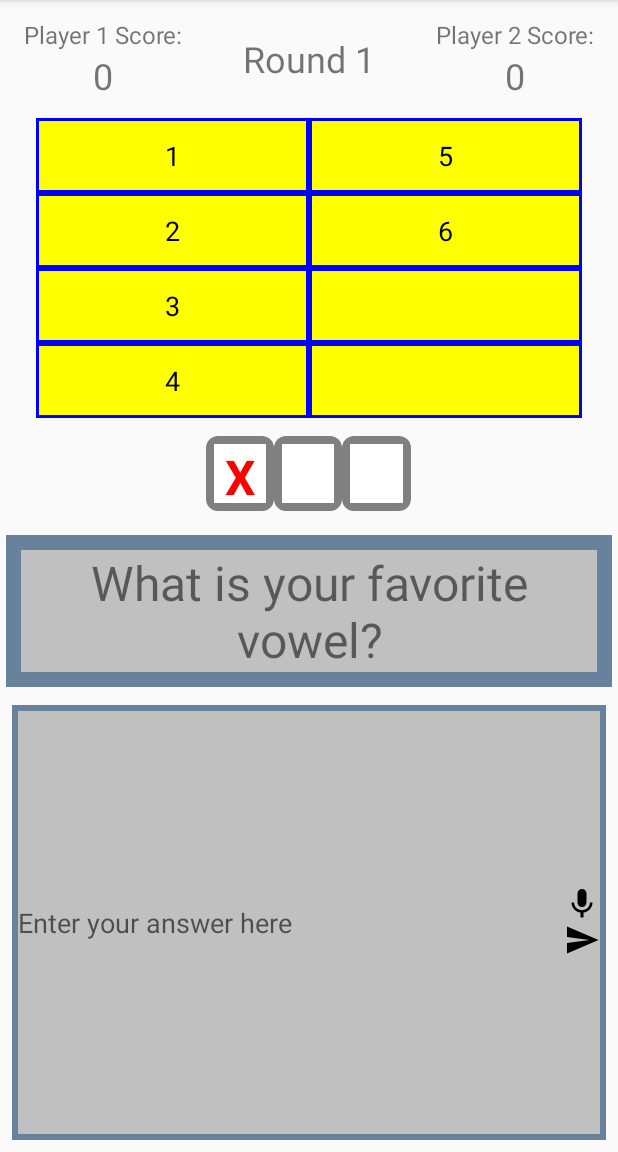
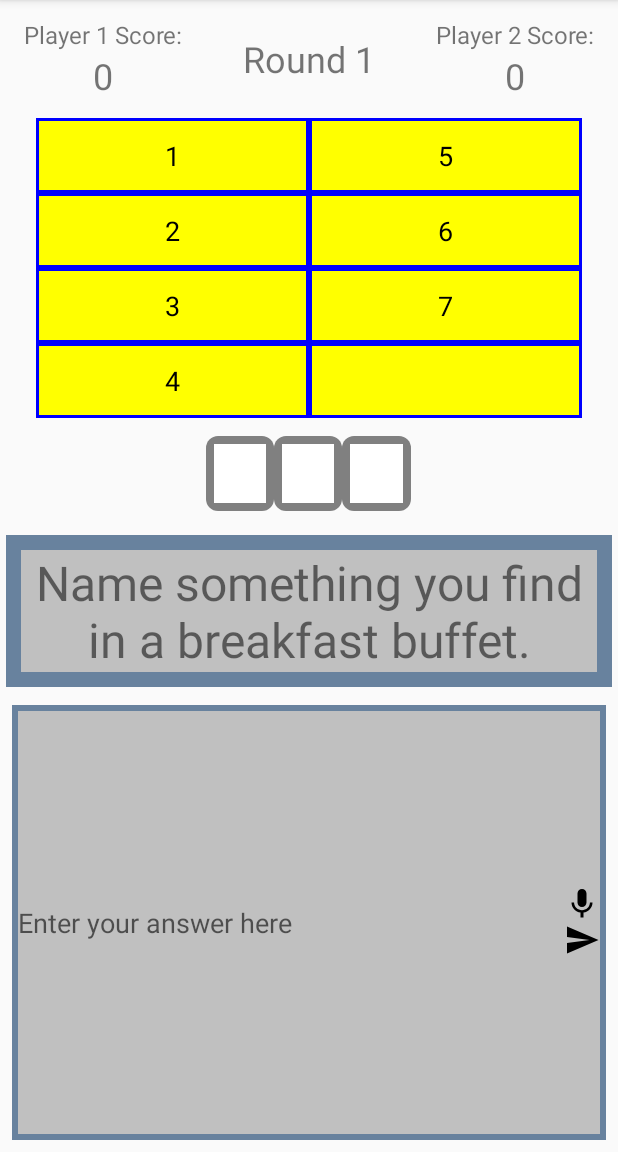
Before and after one commit to cgon50/Familia-Rivalry, an Android app: the screen it shows after launch (MainActivity), after a tap on an icon or button, on a phone screen of 412 x 824 dp, the part 84-1236 px from its top. Run offline under Robolectric (Android 15) with nearby library versions, the phone set to English and light mode, and no system bars.

Commit message:
finish single player

```diff
--- a/app/src/main/java/com/example/familiarivalry/MainActivity.kt
+++ b/app/src/main/java/com/example/familiarivalry/MainActivity.kt
@@ -9,7 +9,10 @@ import android.view.inputmethod.InputMethodManager
 import android.widget.TextView
 import kotlinx.android.synthetic.main.activity_main.*
 import java.io.File
+import java.util.*
+import kotlin.concurrent.schedule
 import kotlin.math.min
+import kotlin.random.Random
 
 class MainActivity : AppCompatActivity() {
 
@@ -22,8 +25,11 @@ class MainActivity : AppCompatActivity() {
     private lateinit var questionBank: List<String>
     private lateinit var answerBank: List<List<String>>
     private lateinit var answerScoresBank: List<List<Int>>
+    private lateinit var randomForRound: Random
+    private lateinit var answersGuessed: MutableList<Int>
     private var strikes = 0
     private var score = 0
+    private var roundNumber = 0
 
     override fun onCreate(savedInstanceState: Bundle?) {
         super.onCreate(savedInstanceState)
@@ -38,17 +44,14 @@ class MainActivity : AppCompatActivity() {
         questionBank = mutableListOf()
         answerBank = mutableListOf()
         answerScoresBank = mutableListOf()
+        randomForRound = Random(15)
 
         var isNotScore = true
         for (i in 2 until unfilteredLines.size) {
             var curString = unfilteredLines[i]
             var curInt = curString.toIntOrNull()
             if (curString == " ") {
-                (questionBank as MutableList<String>).add(questionString)
-                answers.removeAt(answers.size - 1)
-                (answerBank as MutableList<List<String>>).add(answers)
-                (answerScoresBank as MutableList<List<Int>>).add(answerScores)
-
+                addQuestion(questionString, answers, answerScores)
                 answers = mutableListOf()
                 answerScores = mutableListOf()
 
@@ -56,28 +59,40 @@ class MainActivity : AppCompatActivity() {
                 isNotScore = true
             }
             else if (isNotScore) {
-                answers.add(curString)
+                    answers.add(curString)
                 isNotScore = false
             }
             else {
-                if (curInt != null)
+                if (curInt != null) {
                     answerScores.add(curInt)
+                }
                 isNotScore = true
             }
 
         }
 
-        (questionBank as MutableList<String>).add(questionString)
-        (answerBank as MutableList<List<String>>).add(answers)
-        (answerScoresBank as MutableList<List<Int>>).add(answerScores)
+        addQuestion(questionString, answers, answerScores)
 
         board = mutableListOf(answer1, answer2, answer3, answer4, answer5, answer6, answer7, answer8)
         strikeViews = mutableListOf(strike1TV, strike2TV, strike3TV)
 
-        playRound()
+        playRound(randomForRound.nextInt(0, questionBank.size - 1))
     }
 
-    private fun playRound() {
+    private fun addQuestion (questionString: String, answers: MutableList<String>, answerScores: MutableList<Int>) {
+        (questionBank as MutableList<String>).add(questionString)
+        answers.removeAt(answers.size - 1)
+        while (answers.size > 8) {
+            answers.removeAt(answers.size - 1)
+        }
+        while (answerScores.size > 8) {
+            answerScores.removeAt(answerScores.size - 1)
+        }
+        (answerBank as MutableList<List<String>>).add(answers)
+        (answerScoresBank as MutableList<List<Int>>).add(answerScores)
+    }
+
+    private fun playRound(questionNumber: Int) {
 
         answerET.setOnEditorActionListener { _, actionId, _ ->
             if (actionId == EditorInfo.IME_ACTION_SEARCH) {
@@ -90,18 +105,25 @@ class MainActivity : AppCompatActivity() {
             performGuess()
         }
 
+        roundNumber++
+        roundTV.text = "Round $roundNumber"
+
         score = 0
 
         strikeViews.forEach { it.text = "" }
         strikes = 0
 
-        question = "What is your favorite vowel?"
+        question = questionBank[questionNumber]
         questionTV.text = "$question"
-        answers = mutableListOf("a", "e", "it is i", "o", "raw shrimp", "raw chicken")
+        answers = answerBank[questionNumber]
         answerSets = mutableListOf()
-        answers.forEach { (answerSets as MutableList<Set<String>>).add(it.split(" ").toHashSet()) }
+        answersGuessed = mutableListOf()
+        answers.forEach {
+            (answerSets as MutableList<Set<String>>).add(it.toLowerCase().split(" ").toHashSet())
+            answersGuessed.add(0)
+        }
 
-        answerScores = mutableListOf(20, 15, 10, 8, 8, 5)
+        answerScores = answerScoresBank[questionNumber]
 
         for (i in 1..answers.size) {
             board[i - 1].text = "$i"
@@ -113,7 +135,10 @@ class MainActivity : AppCompatActivity() {
 
     private fun performGuess() {
         hideKeyboard()
-        var guess = answerET.text.toString()
+        var guess = answerET.text.toString().toLowerCase()
+        answerET.text.clear()
+        if (guess.isNullOrBlank())
+            return
         var guessSet = guess.split(" ").toHashSet()
         //newlines not possible in this, and if they mess up their guess w other stuff oh well.
         var correctGuessNumber = -1
@@ -135,7 +160,12 @@ class MainActivity : AppCompatActivity() {
             doStrike()
         }
         else {
-            revealAnswer(correctGuessNumber)
+            if (answersGuessed[correctGuessNumber - 1] == 0) {
+                answersGuessed[correctGuessNumber - 1] = 1
+                revealAnswer(correctGuessNumber)
+            }
+            else
+                doStrike()
         }
 
     }
@@ -157,6 +187,17 @@ class MainActivity : AppCompatActivity() {
         val newScore = Integer.parseInt(p1ScoreTV.text.toString()) + score
 
         p1ScoreTV.text = "$newScore"
+        answers.forEachIndexed { index, _ ->
+            revealAnswer(index + 1)
+        }
+
+        Timer("newRound", false).schedule(
+            object : TimerTask() {
+                override fun run() {
+                    runOnUiThread{ playRound(randomForRound.nextInt(0, questionBank.size - 1)) }
+                }
+            } , 6000)
+
 
     }
 
--- a/app/src/main/res/layout/activity_main.xml
+++ b/app/src/main/res/layout/activity_main.xml
@@ -47,6 +47,7 @@
         </LinearLayout>
 
         <TextView
+            android:id="@+id/roundTV"
             android:layout_weight="1"
             android:layout_width="0dp"
             android:layout_height="wrap_content"
```
